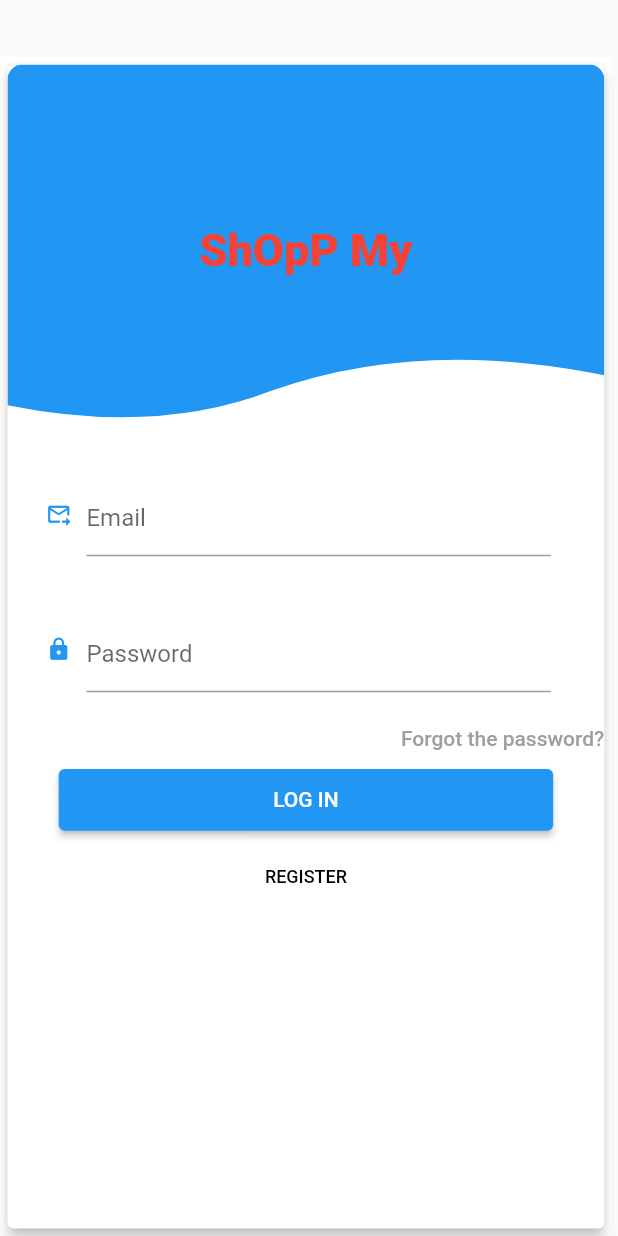
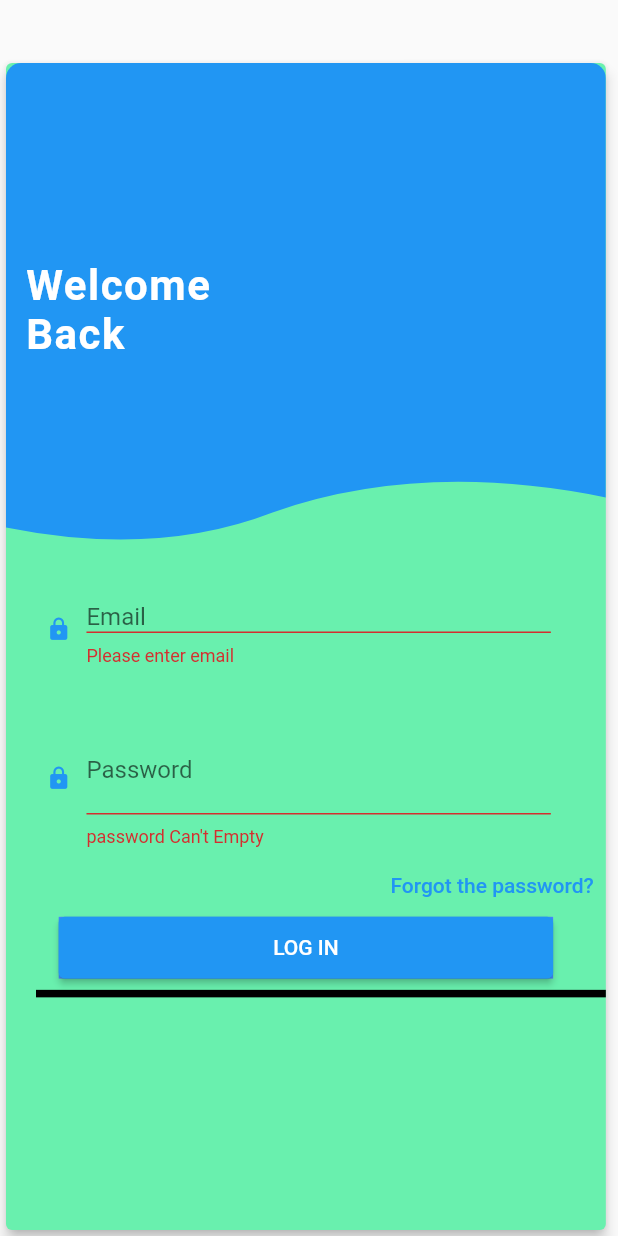
Before and after one commit to muhammedbadusha/ShoppMy_EcommerceApp, a Flutter app: the screen it shows after launch, after a tap on "LOG IN", on a phone screen of 412 x 824 dp. Run offline on Flutter 3.47's test engine with Material 2 defaults, Android fonts, the phone set to English and light mode, and no system bars; our stand-ins replace flutter_custom_clippers.

Commit message:
not full login

```diff
--- a/lib/ScreenPages/HomePage.dart
+++ /dev/null
@@ -1,164 +0,0 @@
-import 'package:flutter/material.dart';
-import 'package:flutter_custom_clippers/flutter_custom_clippers.dart';
-
-class HomePage extends StatefulWidget {
-  const HomePage({Key? key}) : super(key: key);
-
-  @override
-  State<HomePage> createState() => _HomePageState();
-}
-
-class _HomePageState extends State<HomePage> {
-  TextEditingController emailController = TextEditingController();
-
-  TextEditingController passwordController = TextEditingController();
-
-  @override
-  Widget build(BuildContext context) {
-    return Scaffold(
-
-      body: Padding(
-        padding: const EdgeInsets.only(top: 38),
-        child: Container(
-          height: MediaQuery.of(context).size.height * .99,
-          width: MediaQuery.of(context).size.width * .99,
-          color: Colors.white,
-          child: Padding(
-            padding: const EdgeInsets.all(1),
-            child: Card(
-              color: Colors.white,
-              elevation: 3.8,
-              child: SingleChildScrollView(
-                child: Column(
-                  children: [
-                    ClipPath(
-                      clipper:
-
-                      WaveClipperTwo(reverse: false),
-                      child: Container(
-                        height: MediaQuery.of(context).size.height * .30,
-                        width: MediaQuery.of(context).size.width,
-                        decoration: BoxDecoration(
-                          color: Colors.blue,
-                          borderRadius: BorderRadius.circular(10),
-                        ),
-                        child: Center(child: Text('ShOpP My',style: TextStyle(color: Colors.red,fontWeight: FontWeight.w800,fontSize: 30),)),
-
-                      ),
-                    ),
-                    //////1st email
-                    Row(
-                      mainAxisAlignment: MainAxisAlignment.center,
-                      children: [
-                        Padding(
-                          padding: const EdgeInsets.fromLTRB(0, 14, 0, 0),
-                          child: Icon(
-                            Icons.forward_to_inbox,
-                            size: 17,
-                            color: Colors.blue,
-                          ),
-                        ),
-                        Container(
-                          height: MediaQuery.of(context).size.height * .11,
-                          width: MediaQuery.of(context).size.width * .80,
-                          padding: EdgeInsets.fromLTRB(10, 30, 10, 10),
-                          child: Form(
-                            child: TextFormField(
-                              cursorColor: Colors.red,
-                              autofillHints: [AutofillHints.email],
-                              controller: emailController,
-                              decoration: InputDecoration(
-                                border: UnderlineInputBorder(),
-                                labelText: "Email",
-                              ),
-                            ),
-                          ),
-                        ),
-                      ],
-                    ),
-                    ////////////2nd
-                    Row(
-                      mainAxisAlignment: MainAxisAlignment.center,
-                      children: [
-                        Padding(
-                          padding: const EdgeInsets.fromLTRB(0, 14, 0, 0),
-                          child: Icon(
-                            Icons.lock,
-                            size: 17,
-                            color: Colors.blue,
-                          ),
-                        ),
-                        Container(
-                          height: MediaQuery.of(context).size.height * .11,
-                          width: MediaQuery.of(context).size.width * .80,
-                          padding: EdgeInsets.fromLTRB(10, 30, 10, 10),
-                          child: TextField(
-                            autofillHints: [AutofillHints.password],
-                            cursorColor: Colors.red,
-                            controller: passwordController,
-                            obscureText: true,
-                            decoration: InputDecoration(
-                              border: UnderlineInputBorder(),
-                              labelText: "Password",
-                            ),
-                          ),
-                        ),
-                      ],
-                    ),
-                    Container(
-                      alignment: Alignment.centerRight,
-                      height: MediaQuery.of(context).size.height * .05,
-                      width: MediaQuery.of(context).size.width,
-                      child: Text(
-                        'Forgot the password?',
-                        style: TextStyle(
-                            color: Colors.grey,
-                            fontSize: 14,
-                            fontWeight: FontWeight.w500),
-                      ),
-                    ),
-                    Container(
-                        height: MediaQuery.of(context).size.height * .05,
-                        width: MediaQuery.of(context).size.width * .80,
-                        decoration: BoxDecoration(
-                            //boxShadow: [
-                          // BoxShadow(
-                          //     color: Colors.blue,
-                          //     offset: Offset(
-                          //       5.0,
-                          //       5.0,
-                          //     ),
-                          //     blurRadius: 10.0,
-                          //     spreadRadius: 1.0)
-                       // ]
-                        ),
-                        child: ElevatedButton(
-                            onPressed: () {
-                            },
-                            child: Text('LOG IN'))),
-                    Padding(
-                      padding: const EdgeInsets.fromLTRB(0, 10, 0, 0),
-                      child: Container(
-                        alignment: Alignment.center,
-                        height: MediaQuery.of(context).size.height * .05,
-                        width: MediaQuery.of(context).size.width,
-                        child: Text(
-                          'REGISTER',
-                          style: TextStyle(
-                              color: Colors.black,
-                              fontSize: 12,
-                              fontWeight: FontWeight.w500),
-                        ),
-                      ),
-                    ),
-
-                  ],
-                ),
-              ),
-            ),
-          ),
-        ),
-      ),
-    );
-  }
-}
--- /dev/null
+++ b/lib/ScreenPages/LoginPage.dart
@@ -0,0 +1,222 @@
+import 'package:flutter/cupertino.dart';
+import 'package:flutter/material.dart';
+import 'package:flutter_custom_clippers/flutter_custom_clippers.dart';
+
+class LoginPage extends StatefulWidget {
+  const LoginPage({Key? key}) : super(key: key);
+
+  @override
+  State<LoginPage> createState() => _LoginPageState();
+}
+
+class _LoginPageState extends State<LoginPage> {
+
+  TextEditingController emailController = TextEditingController();
+  TextEditingController passwordController = TextEditingController();
+  ///////
+  var _key=GlobalKey<FormState>();
+  _submit() {
+
+      if (_key.currentState!.validate()) {
+return ;
+      } else {
+        return 'something wrong';
+      }
+
+  }
+  //////////
+
+
+  //bool isPhone(String input) => RegExp(r'^[\+]?[(]?[0-9]{3}[)]?[-\s\.]?[0-9]{3}[-\s\.]?[0-9]{4,6}$')
+
+  @override
+
+  Widget build(BuildContext context) {
+   String _email;
+    return Scaffold(
+
+      body: Padding(
+        padding: const EdgeInsets.only(top: 38),
+        child: Container(
+          height: MediaQuery.of(context).size.height * .99,
+          width: MediaQuery.of(context).size.width * .99,
+
+          child: Card(
+            color: Colors.greenAccent,
+            elevation: 3.8,
+            child: SingleChildScrollView(
+              child: Column(
+                children: [
+                  ClipPath(
+                    clipper: WaveClipperTwo(reverse: false),
+                    child: Container(
+                      height: MediaQuery.of(context).size.height * .40,
+                      width: MediaQuery.of(context).size.width,
+                      decoration: BoxDecoration(
+                        color: Colors.blue,
+                        borderRadius: BorderRadius.circular(10),
+                      ),
+                      child: Padding(
+                        padding: const EdgeInsets.only(left: 13),
+                        child: Column(
+                          crossAxisAlignment: CrossAxisAlignment.start,
+                          mainAxisAlignment: MainAxisAlignment.center,
+                          children: const[
+                            Text(
+                              'Welcome',
+                              style: TextStyle(
+                                  color: Colors.white,
+                                  fontSize: 28,
+                                  fontWeight: FontWeight.w700,
+                                  letterSpacing: 1),
+                            ),
+                            Text(
+                              'Back',
+                              style: TextStyle(
+                                  color: Colors.white,
+                                  fontSize: 28,
+                                  fontWeight: FontWeight.w700,
+                                  letterSpacing: 1),
+                            ),
+                          ],
+                        ),
+                      ),
+                    ),
+                  ),
+                  //////1st email
+                  Form(
+                    key: _key,
+                      child: Container(
+                        //height: MediaQuery.of(context).size.height *.27,
+
+                        child: Column(
+                    children: [
+                      Row(
+                        mainAxisAlignment: MainAxisAlignment.center,
+                        children: [
+                          Padding(
+                            padding: const EdgeInsets.fromLTRB(0, 14, 0, 0),
+                            child: Icon(
+                              Icons.lock,
+                              size: 17,
+                              color: Colors.blue,
+                            ),
+                          ),
+                          Container(
+                            height: MediaQuery.of(context).size.height * .10,
+                            width: MediaQuery.of(context).size.width * .80,
+                            padding: EdgeInsets.fromLTRB(10, 30, 10, 10),
+                            child: TextFormField(
+
+                              validator: (dynamic value){
+                                if(value.isEmpty){
+                                  return 'Please enter email';
+                                }
+                                if(!RegExp("^[a-zA-Z0-9+_.-]+@[a-zA-Z0-9.-]+.[a-z").hasMatch(value)){
+                                  return 'Please enter valid emial';
+                                }
+                                return null;
+                              },
+                              onSaved:(dynamic email){
+                                _email=email ;
+                              },
+
+                              autofillHints: [AutofillHints.email],
+                              cursorColor: Colors.red,
+                              decoration: InputDecoration(
+                                border: UnderlineInputBorder(),
+                                labelText: "Email",
+                              ),
+                            ),
+                          ),
+                        ],
+                      ),
+                        ////////////2nd
+                        Row(
+                          mainAxisAlignment: MainAxisAlignment.center,
+                          children: [
+                            Padding(
+                              padding: const EdgeInsets.fromLTRB(0, 14, 0, 0),
+                              child: Icon(
+                                Icons.lock,
+                                size: 17,
+                                color: Colors.blue,
+                              ),
+                            ),
+                            Container(
+                              width: MediaQuery.of(context).size.width * .80,
+                              padding: EdgeInsets.fromLTRB(10, 30, 10, 05),
+                              child: TextFormField(
+
+                                validator: (val) {
+                                  if(val ==""){
+                                    return "password Can't Empty";
+                                  }else if(val!.length<5){
+                                    return "password must be 6 character or above";
+                                  }
+                                },
+                                autofillHints: [AutofillHints.password],
+                                cursorColor: Colors.red,
+                                obscureText: true,
+                                decoration: InputDecoration(
+                                  border: UnderlineInputBorder(),
+                                  labelText: "Password",
+                                ),
+                              ),
+                            ),
+                          ],
+                        ),
+                    ],
+                  ),
+                      )),
+
+                  Container(
+                      alignment: Alignment.centerRight,
+                      height: MediaQuery.of(context).size.height * .05,
+                      width: MediaQuery.of(context).size.width,
+                      child: TextButton(
+                          onPressed: () {},
+                          child: Text(
+                            'Forgot the password?',
+                            style: TextStyle(
+                                color: Colors.blue,
+                                fontSize: 14,
+                                fontWeight: FontWeight.w500),
+                          ))),
+                  Container(
+                      height: MediaQuery.of(context).size.height * .05,
+                      width: MediaQuery.of(context).size.width * .80,
+                      decoration: BoxDecoration(
+                        color: Colors.blueAccent,
+                      ),
+                      child: ElevatedButton(
+                          onPressed: () {
+                            _submit();
+
+
+                          },
+                          child: Text('LOG IN'))),
+              Divider(height: 20,
+                thickness: 5,
+                indent: 20,
+                endIndent: 0,
+                color: Colors.black,),
+              Row(
+                children: [
+                  Divider( height: 20,
+                      thickness: 5,
+                      indent: 20,
+                      endIndent: 0,
+                      color: Colors.red,),
+                ],
+              )
+                ],
+              ),
+            ),
+          ),
+        ),
+      ),
+    );
+  }
+
+}
--- a/lib/ScreenPages/SplashScreen.dart
+++ b/lib/ScreenPages/SplashScreen.dart
@@ -1,6 +1,6 @@
 import 'package:flutter/cupertino.dart';
 import 'package:flutter/material.dart';
-import 'package:orgfirstproject/ScreenPages/HomePage.dart';
+import 'package:orgfirstproject/ScreenPages/LoginPage.dart';
 class SplashScreen extends StatefulWidget {
   const SplashScreen({Key? key}) : super(key: key);
 
@@ -24,7 +24,7 @@ class _SplashScreenState extends State<SplashScreen> {
   }
   void splashFunction()async{
 await Future.delayed(Duration(seconds: 5),(){});
-Navigator.pushReplacement(context, MaterialPageRoute(builder: (context)=>HomePage()));
+Navigator.pushReplacement(context, MaterialPageRoute(builder: (context)=>LoginPage()));
   }
 
 }
--- a/lib/main.dart
+++ b/lib/main.dart
@@ -1,4 +1,5 @@
 import 'package:flutter/material.dart';
+import 'package:orgfirstproject/ScreenPages/LoginPage.dart';
 import 'package:orgfirstproject/ScreenPages/SplashScreen.dart';
 
 main(){
@@ -17,7 +18,8 @@ class MyApp extends StatelessWidget {
         primaryColor: Colors.blue,
       ),
       debugShowCheckedModeBanner: false,
-      home: SplashScreen(),
+      home:LoginPage(),
+      //SplashScreen(),
     );
   }
 }
```
